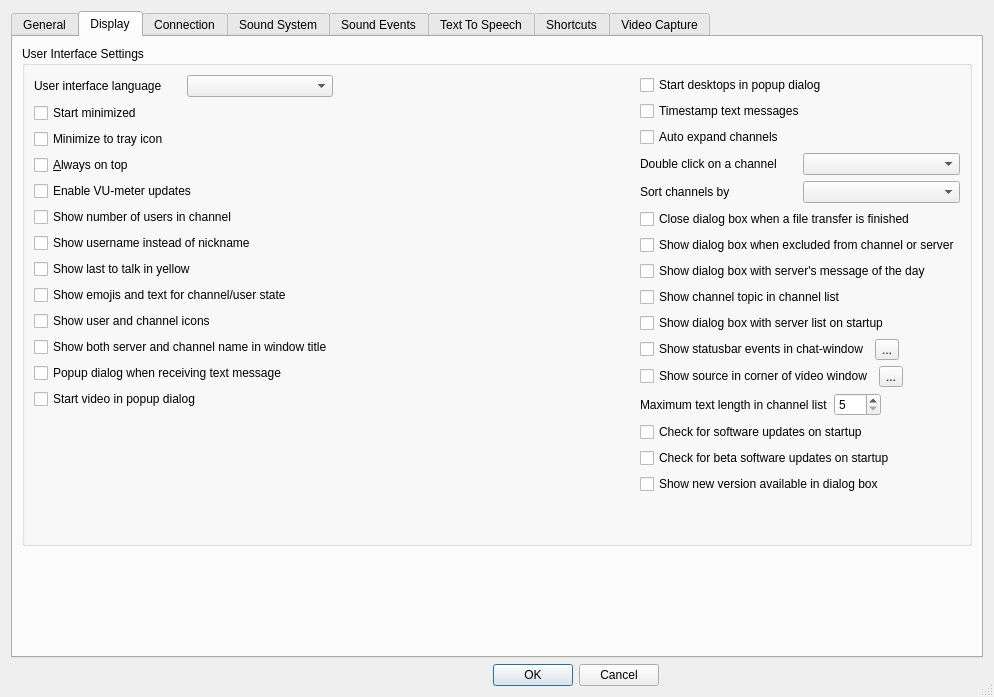
Old version of the form Client/qtTeamTalk/preferences.ui in the repository BearWare/TeamTalk5.
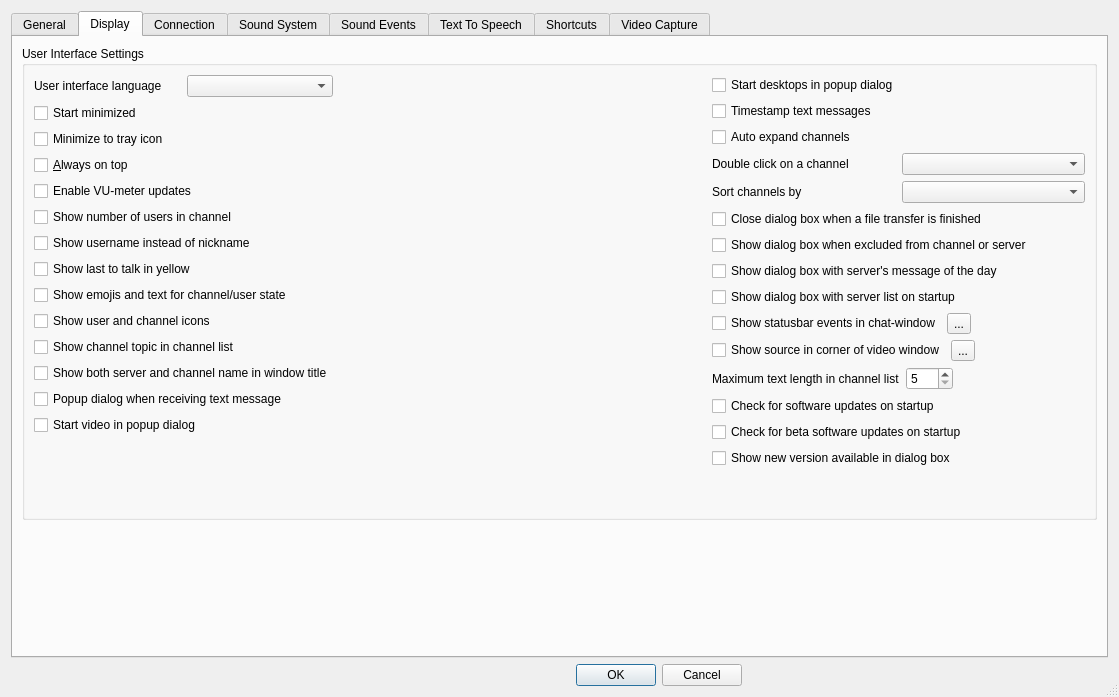
New version of the form. The open tabs and pages were chosen to show the change. Icons and pictures are not drawn. Custom widgets are drawn as their Qt base class.

Commit message: Move channel topic checkbox to left column

```diff
--- a/Client/qtTeamTalk/preferences.ui
+++ b/Client/qtTeamTalk/preferences.ui
@@ -6,7 +6,7 @@
    <rect>
     <x>0</x>
     <y>0</y>
-    <width>994</width>
+    <width>1119</width>
     <height>697</height>
    </rect>
   </property>
@@ -456,6 +456,13 @@
                 </property>
                </widget>
               </item>
+              <item>
+               <widget class="QCheckBox" name="chanTopicChkBox">
+                <property name="text">
+                 <string>Show channel topic in channel list</string>
+                </property>
+               </widget>
+              </item>
               <item>
                <widget class="QCheckBox" name="ServnameChkBox">
                 <property name="text">
@@ -583,13 +590,6 @@
                 </property>
                </widget>
               </item>
-              <item>
-               <widget class="QCheckBox" name="chanTopicChkBox">
-                <property name="text">
-                 <string>Show channel topic in channel list</string>
-                </property>
-               </widget>
-              </item>
               <item>
                <widget class="QCheckBox" name="startServerListChkBox">
                 <property name="text">
```
